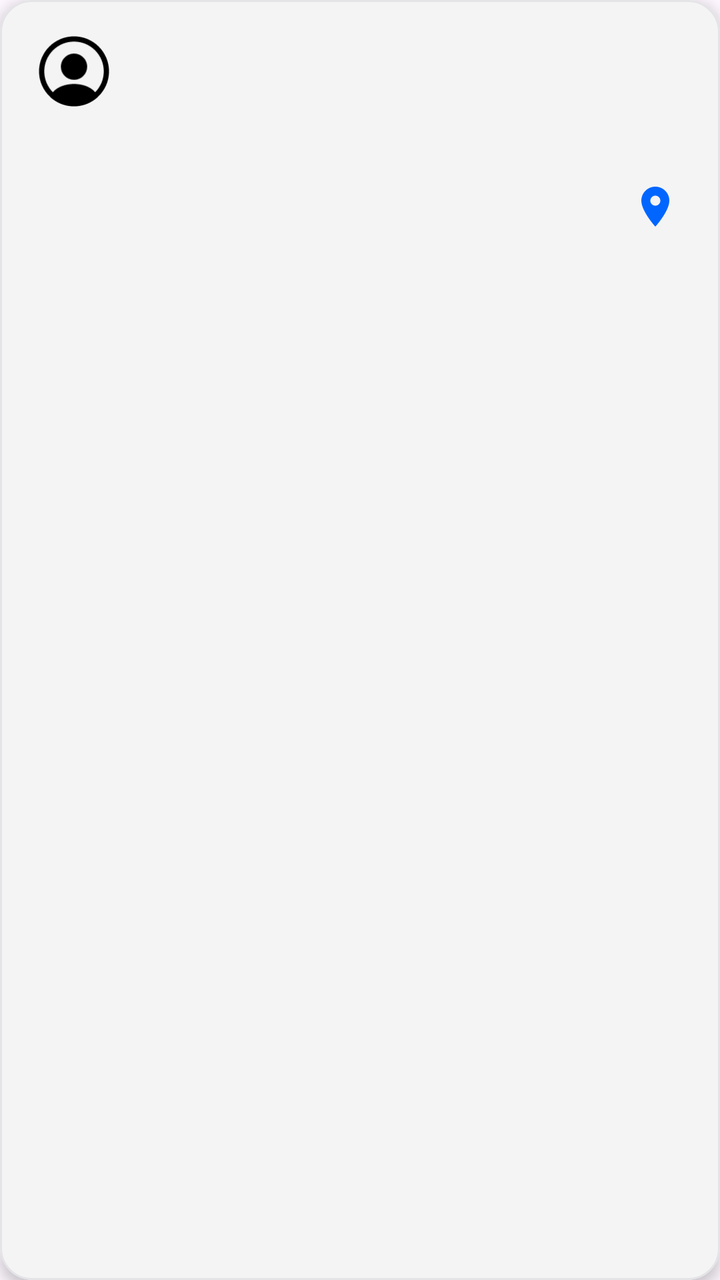
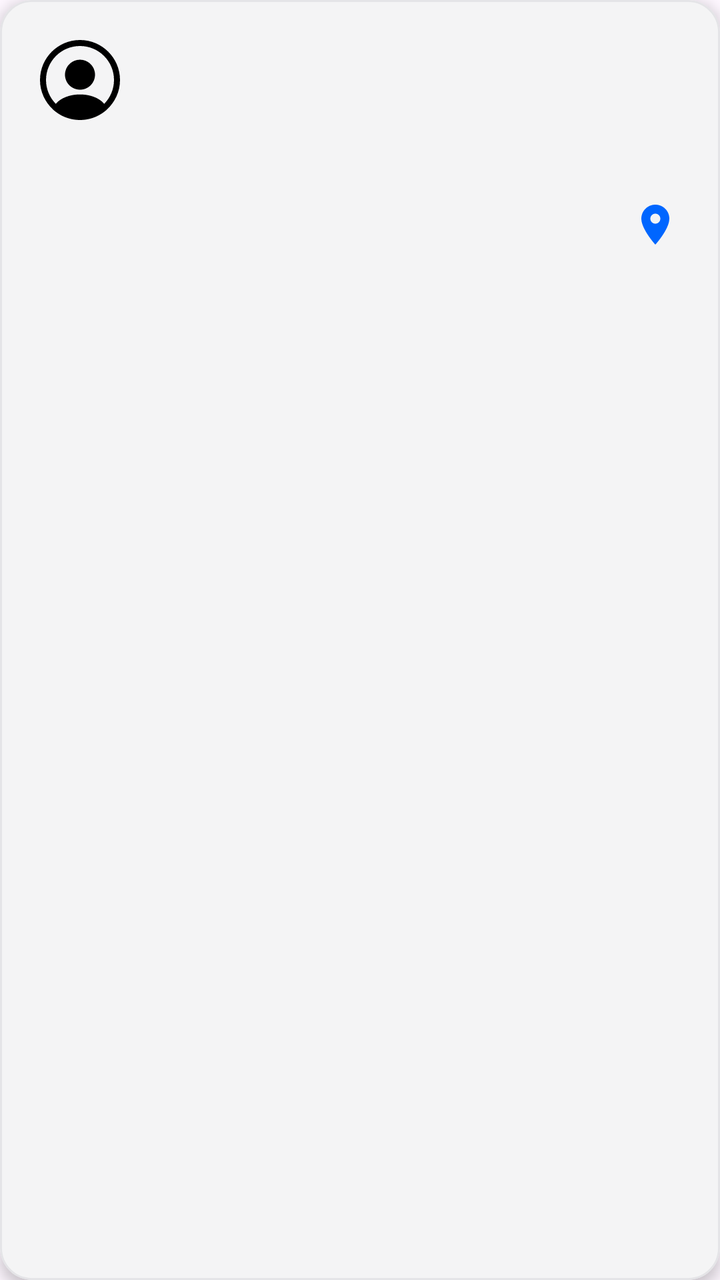

Screens rendered from an Android XML layout before and after an edit, with the pre-edit source and the edit as a unified diff.
<!-- AndroidManifest.xml: application theme Theme.Travel -->
<!-- res/layout/item_feed_trip.xml -->
<?xml version="1.0" encoding="utf-8"?>
<com.google.android.material.card.MaterialCardView
    xmlns:android="http://schemas.android.com/apk/res/android"
    xmlns:app="http://schemas.android.com/apk/res-auto"
    android:layout_width="match_parent"
    android:layout_height="wrap_content"
    android:layout_marginHorizontal="12dp"
    android:layout_marginVertical="8dp"
    app:cardCornerRadius="16dp"
    app:cardElevation="4dp"
    app:cardBackgroundColor="#F4F4F5"
    app:strokeColor="#E4E4E7"
    app:strokeWidth="1dp">

    <androidx.constraintlayout.widget.ConstraintLayout
        android:layout_width="match_parent"
        android:layout_height="wrap_content"
        android:padding="16dp">

        <ImageView
            android:id="@+id/profilePicture"
            android:layout_width="42dp"
            android:layout_height="39dp"
            android:scaleType="centerCrop"
            android:src="@drawable/ic_profile"
            app:layout_constraintStart_toStartOf="parent"
            app:layout_constraintTop_toTopOf="parent" />

        <TextView
            android:id="@+id/activityText"
            android:layout_width="0dp"
            android:layout_height="wrap_content"
            android:layout_marginStart="12dp"
            android:textSize="14sp"
            android:textColor="@color/text_primary"
            android:fontFamily="@font/mont_bold"
            app:layout_constraintTop_toTopOf="@id/profilePicture"
            app:layout_constraintBottom_toBottomOf="@id/profilePicture"
            app:layout_constraintStart_toEndOf="@id/profilePicture"
            app:layout_constraintEnd_toEndOf="parent" />

        <TextView
            android:id="@+id/tripName"
            android:layout_width="0dp"
            android:layout_height="wrap_content"
            android:layout_marginTop="12dp"
            android:textSize="18sp"
            android:maxLines="1"
            android:ellipsize="end"
            android:textColor="@color/text_primary"
            android:fontFamily="@font/mont_heavy"
            app:layout_constraintWidth_percent="0.9"
            app:layout_constraintHorizontal_bias="0"
            app:layout_constraintTop_toBottomOf="@id/profilePicture"
            app:layout_constraintStart_toStartOf="parent"
            app:layout_constraintEnd_toEndOf="parent" />

        <TextView
            android:id="@+id/tripDate"
            android:layout_width="0dp"
            android:layout_height="wrap_content"
            android:layout_marginTop="4dp"
            android:textSize="12sp"
            app:layout_constraintWidth_percent="0.9"
            app:layout_constraintHorizontal_bias="0"
            android:textColor="@color/text_secondary"
            android:fontFamily="@font/mont_bold"
            app:layout_constraintTop_toBottomOf="@id/tripName"
            app:layout_constraintStart_toStartOf="parent"
            app:layout_constraintEnd_toEndOf="parent" />

        <TextView
            android:id="@+id/likesCount"
            android:layout_width="wrap_content"
            android:layout_height="wrap_content"
            android:layout_marginTop="8dp"
            android:textSize="14sp"
            android:textColor="@color/text_muted"
            android:fontFamily="@font/mont_bold"
            app:layout_constraintTop_toBottomOf="@id/tripDate"
            app:layout_constraintStart_toStartOf="parent"
            app:layout_constraintBottom_toBottomOf="parent" />

        <ImageButton
            android:id="@+id/mapButton"
            android:layout_width="24dp"
            android:layout_height="24dp"
            android:tint="@color/Azur"
            android:background="?attr/selectableItemBackgroundBorderless"
            android:contentDescription="View on map"
            android:scaleType="centerInside"
            android:src="@drawable/ic_location"

            app:layout_constraintEnd_toEndOf="parent"
            app:layout_constraintStart_toEndOf="@+id/tripDate"
            app:layout_constraintTop_toBottomOf="@+id/tripName" />

    </androidx.constraintlayout.widget.ConstraintLayout>

</com.google.android.material.card.MaterialCardView>
<!-- resources referenced by this layout -->
<resources>
  <color name="Azur">#0066FF</color>
  <color name="text_muted">#FF71717A</color>
  <color name="text_primary">#FF18181B</color>
  <color name="text_secondary">#FFA1A1AA</color>
  <!-- drawable ic_location (drawable) -->
  <?xml version="1.0" encoding="utf-8"?>
  <vector xmlns:android="http://schemas.android.com/apk/res/android"
      android:width="24dp"
      android:height="24dp"
      android:viewportWidth="24"
      android:viewportHeight="24">
      <path
          android:fillColor="@color/Azur"
          android:pathData="M12,2C8.13,2 5,5.13 5,9c0,5.25 7,13 7,13s7,-7.75 7,-13c0,-3.87 -3.13,-7 -7,-7zM12,11.5c-1.38,0 -2.5,-1.12 -2.5,-2.5s1.12,-2.5 2.5,-2.5 2.5,1.12 2.5,2.5 -1.12,2.5 -2.5,2.5z" />
  </vector>
  <!-- drawable ic_profile (drawable) -->
  <vector xmlns:android="http://schemas.android.com/apk/res/android"
      android:width="200dp"
      android:height="200dp"
      android:viewportWidth="24"
      android:viewportHeight="24">
    <path
        android:pathData="M22,12C22,6.49 17.51,2 12,2C6.49,2 2,6.49 2,12C2,14.9 3.25,17.51 5.23,19.34C5.23,19.35 5.23,19.35 5.22,19.36C5.32,19.46 5.44,19.54 5.54,19.63C5.6,19.68 5.65,19.73 5.71,19.77C5.89,19.92 6.09,20.06 6.28,20.2C6.35,20.25 6.41,20.29 6.48,20.34C6.67,20.47 6.87,20.59 7.08,20.7C7.15,20.74 7.23,20.79 7.3,20.83C7.5,20.94 7.71,21.04 7.93,21.13C8.01,21.17 8.09,21.21 8.17,21.24C8.39,21.33 8.61,21.41 8.83,21.48C8.91,21.51 8.99,21.54 9.07,21.56C9.31,21.63 9.55,21.69 9.79,21.75C9.86,21.77 9.93,21.79 10.01,21.8C10.29,21.86 10.57,21.9 10.86,21.93C10.9,21.93 10.94,21.94 10.98,21.95C11.32,21.98 11.66,22 12,22C12.34,22 12.68,21.98 13.01,21.95C13.05,21.95 13.09,21.94 13.13,21.93C13.42,21.9 13.7,21.86 13.98,21.8C14.05,21.79 14.12,21.76 14.2,21.75C14.44,21.69 14.69,21.64 14.92,21.56C15,21.53 15.08,21.5 15.16,21.48C15.38,21.4 15.61,21.33 15.82,21.24C15.9,21.21 15.98,21.17 16.06,21.13C16.27,21.04 16.48,20.94 16.69,20.83C16.77,20.79 16.84,20.74 16.91,20.7C17.11,20.58 17.31,20.47 17.51,20.34C17.58,20.3 17.64,20.25 17.71,20.2C17.91,20.06 18.1,19.92 18.28,19.77C18.34,19.72 18.39,19.67 18.45,19.63C18.56,19.54 18.67,19.45 18.77,19.36C18.77,19.35 18.77,19.35 18.76,19.34C20.75,17.51 22,14.9 22,12ZM16.94,16.97C14.23,15.15 9.79,15.15 7.06,16.97C6.62,17.26 6.26,17.6 5.96,17.97C4.44,16.43 3.5,14.32 3.5,12C3.5,7.31 7.31,3.5 12,3.5C16.69,3.5 20.5,7.31 20.5,12C20.5,14.32 19.56,16.43 18.04,17.97C17.75,17.6 17.38,17.26 16.94,16.97Z"
        android:fillColor="#000000"/>
    <path
        android:pathData="M12,6.93C9.93,6.93 8.25,8.61 8.25,10.68C8.25,12.71 9.84,14.36 11.95,14.42C11.98,14.42 12.02,14.42 12.04,14.42C12.06,14.42 12.09,14.42 12.11,14.42C12.12,14.42 12.13,14.42 12.13,14.42C14.15,14.35 15.74,12.71 15.75,10.68C15.75,8.61 14.07,6.93 12,6.93Z"
        android:fillColor="#000000"/>
  </vector>
  <style name="Theme.Travel" parent="Theme.Material3.DayNight.NoActionBar">
          <item name="colorPrimary">#2196F3</item>
          <item name="colorOnPrimary">@android:color/white</item>
      </style>
</resources>

<!-- the commit's change to res/layout/item_feed_trip.xml (unified diff, before → after) -->
@@ -19,8 +19,8 @@
 
         <ImageView
             android:id="@+id/profilePicture"
-            android:layout_width="42dp"
-            android:layout_height="39dp"
+            android:layout_width="48dp"
+            android:layout_height="48dp"
             android:scaleType="centerCrop"
             android:src="@drawable/ic_profile"
             app:layout_constraintStart_toStartOf="parent"
